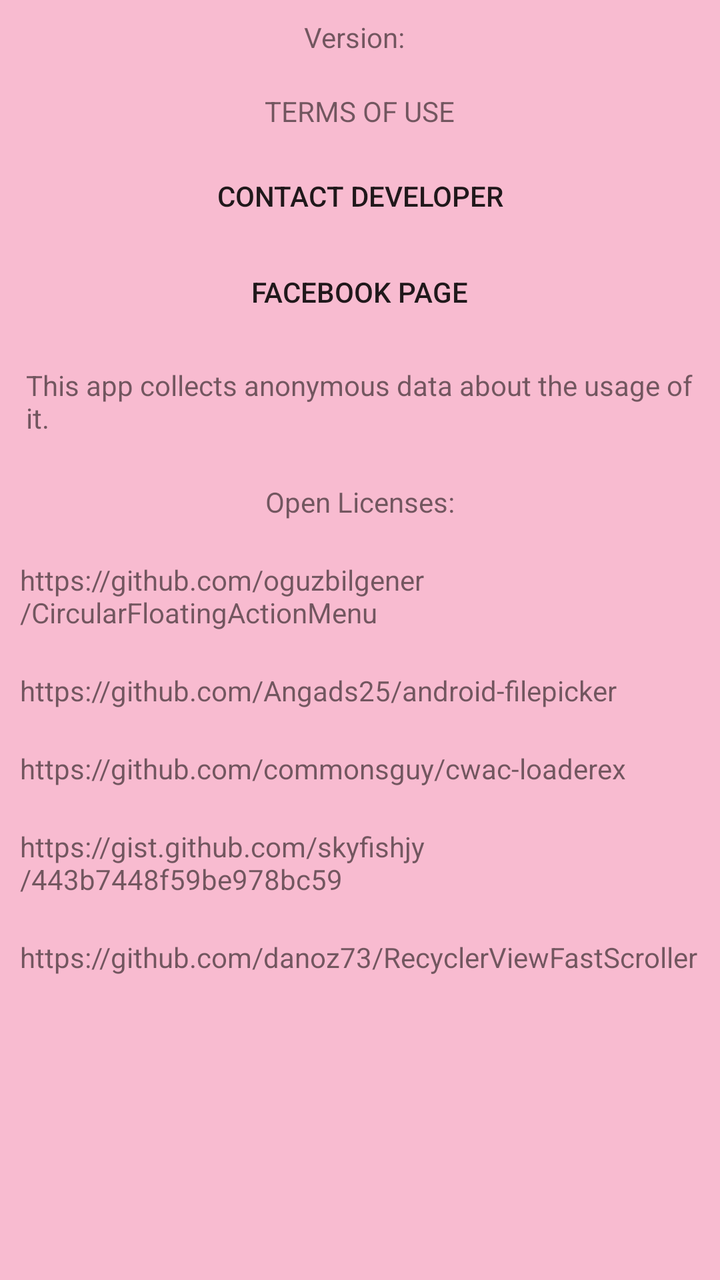
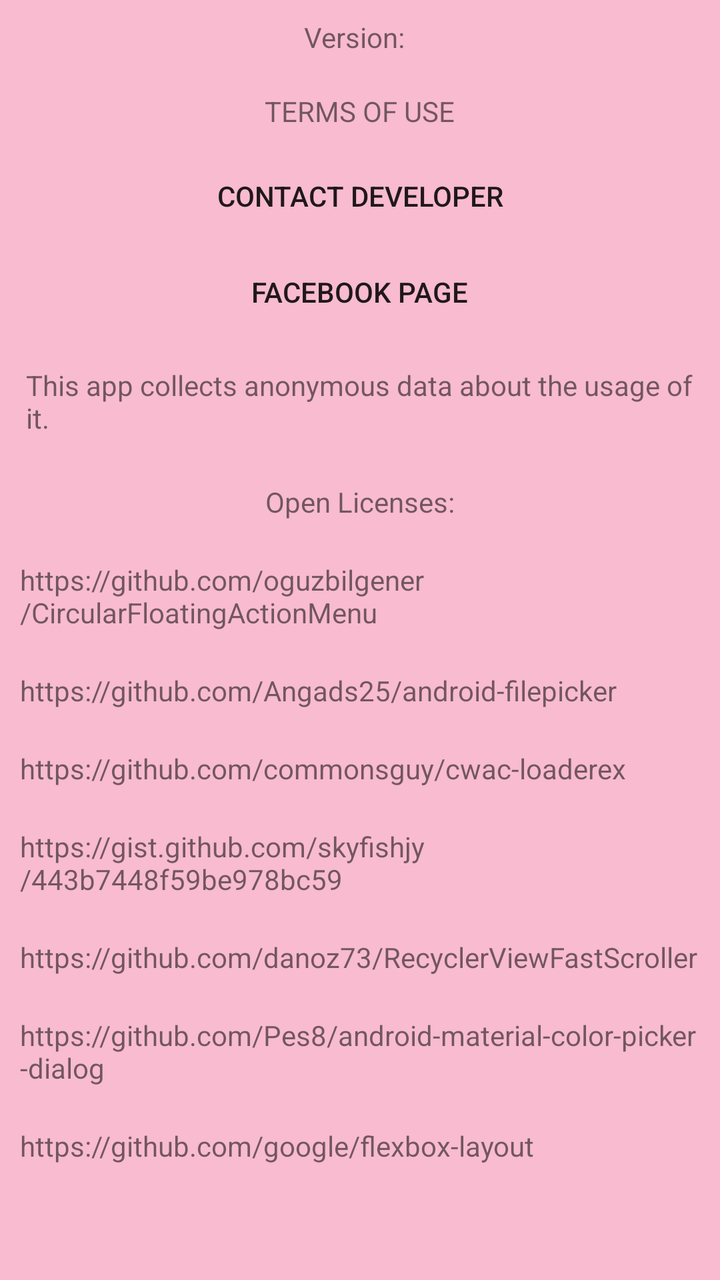

Two renders of the same Android screen: before a commit and after it. Below are the layout's source before the change and the commit's diff.
<!-- AndroidManifest.xml: application theme MyMaterialTheme -->
<!-- res/layout/about_dialog_fragment.xml -->
<?xml version="1.0" encoding="utf-8"?>
<ScrollView xmlns:android="http://schemas.android.com/apk/res/android"
    android:layout_width="match_parent"
    android:layout_height="match_parent">

    <LinearLayout
        android:layout_width="match_parent"
        android:layout_height="wrap_content"
        android:orientation="vertical">

        <LinearLayout
            android:layout_width="wrap_content"
            android:layout_height="wrap_content"
            android:layout_gravity="center"
            android:layout_margin="3dp"
            android:orientation="horizontal"
            android:padding="3dp"
            android:weightSum="2">

            <TextView
                android:layout_width="wrap_content"
                android:layout_height="wrap_content"
                android:layout_margin="3dp"
                android:layout_weight="1"
                android:gravity="center"
                android:text="@string/version" />

            <TextView
                android:id="@+id/version"
                android:layout_width="wrap_content"
                android:layout_height="wrap_content"
                android:layout_margin="3dp"
                android:layout_weight="1"
                android:gravity="center" />

        </LinearLayout>


        <TextView
            android:id="@+id/terms_of_use"
            android:layout_width="wrap_content"
            android:layout_height="wrap_content"
            android:layout_gravity="center"
            android:layout_margin="6dp"
            android:padding="3dp"
            android:text="@string/terms_of_use" />

        <Button
            android:id="@+id/contact_developer"
            android:layout_width="wrap_content"
            android:layout_height="wrap_content"
            android:layout_gravity="center"
            android:text="@string/contact_developer"
            style="@style/Widget.AppCompat.Button.Borderless"/>

        <Button
            android:id="@+id/facebook"
            android:layout_width="wrap_content"
            android:layout_height="wrap_content"
            android:layout_gravity="center"
            android:text="@string/facebook_page"
            style="@style/Widget.AppCompat.Button.Borderless"/>

        <TextView
            android:layout_width="wrap_content"
            android:layout_height="wrap_content"
            android:layout_gravity="center"
            android:layout_margin="10dp"
            android:padding="3dp"
            android:text="@string/collect_data_about_usage" />

        <LinearLayout
            android:layout_width="match_parent"
            android:layout_height="wrap_content"
            android:orientation="vertical">

            <TextView
                android:layout_width="match_parent"
                android:layout_height="wrap_content"
                android:layout_margin="5dp"
                android:gravity="center"
                android:padding="5dp"
                android:text="@string/open_licenses" />

            <TextView
                android:id="@+id/circular_floating_action_menu"
                android:layout_width="wrap_content"
                android:layout_height="wrap_content"
                android:layout_margin="5dp"
                android:padding="5dp"
                android:text="@string/CircularFloatingActionMenu" />

            <TextView
                android:id="@+id/android_filepicker"
                android:layout_width="wrap_content"
                android:layout_height="wrap_content"
                android:layout_margin="5dp"
                android:padding="5dp"
                android:text="@string/android_filepicker" />

            <TextView
                android:id="@+id/cwac_loaderex"
                android:layout_width="wrap_content"
                android:layout_height="wrap_content"
                android:layout_margin="5dp"
                android:padding="5dp"
                android:text="@string/cwac_loaderex" />

            <TextView
                android:id="@+id/cursor_recyclerview_adapter"
                android:layout_width="wrap_content"
                android:layout_height="wrap_content"
                android:layout_margin="5dp"
                android:padding="5dp"
                android:text="@string/https_gist_github_com_skyfishjy_443b7448f59be978bc59" />

            <TextView
                android:id="@+id/recyclerview_fast_scroller"
                android:layout_width="wrap_content"
                android:layout_height="wrap_content"
                android:layout_margin="5dp"
                android:padding="5dp"
                android:text="@string/https_github_com_danoz73_recyclerviewfastscroller" />

        </LinearLayout>
    </LinearLayout>
</ScrollView>
<!-- resources referenced by this layout -->
<resources>
  <string name="CircularFloatingActionMenu" translatable="false">https://github.com/oguzbilgener/CircularFloatingActionMenu</string>
  <string name="android_filepicker" translatable="false">https://github.com/Angads25/android-filepicker</string>
  <string name="collect_data_about_usage">This app collects anonymous data about the usage of it.</string>
  <string name="contact_developer">Contact Developer</string>
  <string name="cwac_loaderex" translatable="false">https://github.com/commonsguy/cwac-loaderex</string>
  <string name="facebook_page">Facebook Page</string>
  <string name="https_gist_github_com_skyfishjy_443b7448f59be978bc59" translatable="false">https://gist.github.com/skyfishjy/443b7448f59be978bc59</string>
  <string name="https_github_com_danoz73_recyclerviewfastscroller" translatable="false">https://github.com/danoz73/RecyclerViewFastScroller</string>
  <string name="open_licenses" translatable="false">Open Licenses:</string>
  <string name="terms_of_use">TERMS OF USE</string>
  <string name="version">Version:</string>
  <style name="MyMaterialTheme" parent="MyMaterialTheme.Base">
  
      </style>
  <style name="MyMaterialTheme.Base" parent="Theme.AppCompat.Light.DarkActionBar">
          <item name="windowNoTitle">true</item>
          <item name="windowActionBar">false</item>
          <item name="colorPrimary">@color/colorPrimary</item>
          <item name="colorPrimaryDark">@color/colorPrimaryDark</item>
          <item name="colorAccent">@color/colorAccent</item>
          <item name="android:windowBackground">@color/windowBackground</item>
      </style>
  <color name="colorPrimary">#EC407A</color>
  <color name="colorPrimaryDark">#AD1457</color>
  <color name="colorAccent">#EA80FC</color>
  <color name="windowBackground">#F8BBD0</color>
</resources>

<!-- the commit's change to res/layout/about_dialog_fragment.xml (unified diff, before → after) -->
@@ -122,6 +122,22 @@
                 android:padding="5dp"
                 android:text="@string/https_github_com_danoz73_recyclerviewfastscroller" />
 
+            <TextView
+                android:id="@+id/color_picker"
+                android:layout_width="wrap_content"
+                android:layout_height="wrap_content"
+                android:layout_margin="5dp"
+                android:padding="5dp"
+                android:text="@string/color_picker" />
+
+   <TextView
+                android:id="@+id/flexlayout"
+                android:layout_width="wrap_content"
+                android:layout_height="wrap_content"
+                android:layout_margin="5dp"
+                android:padding="5dp"
+                android:text="@string/flexlayout" />
+
         </LinearLayout>
     </LinearLayout>
 </ScrollView>
<!-- resource entries referenced after the edit -->
@@ -3,9 +3,11 @@
   <string name="CircularFloatingActionMenu" translatable="false">https://github.com/oguzbilgener/CircularFloatingActionMenu</string>
   <string name="android_filepicker" translatable="false">https://github.com/Angads25/android-filepicker</string>
   <string name="collect_data_about_usage">This app collects anonymous data about the usage of it.</string>
+  <string name="color_picker" translatable="false">https://github.com/Pes8/android-material-color-picker-dialog</string>
   <string name="contact_developer">Contact Developer</string>
   <string name="cwac_loaderex" translatable="false">https://github.com/commonsguy/cwac-loaderex</string>
   <string name="facebook_page">Facebook Page</string>
+  <string name="flexlayout" translatable="false">https://github.com/google/flexbox-layout</string>
   <string name="https_gist_github_com_skyfishjy_443b7448f59be978bc59" translatable="false">https://gist.github.com/skyfishjy/443b7448f59be978bc59</string>
   <string name="https_github_com_danoz73_recyclerviewfastscroller" translatable="false">https://github.com/danoz73/RecyclerViewFastScroller</string>
   <string name="open_licenses" translatable="false">Open Licenses:</string>
